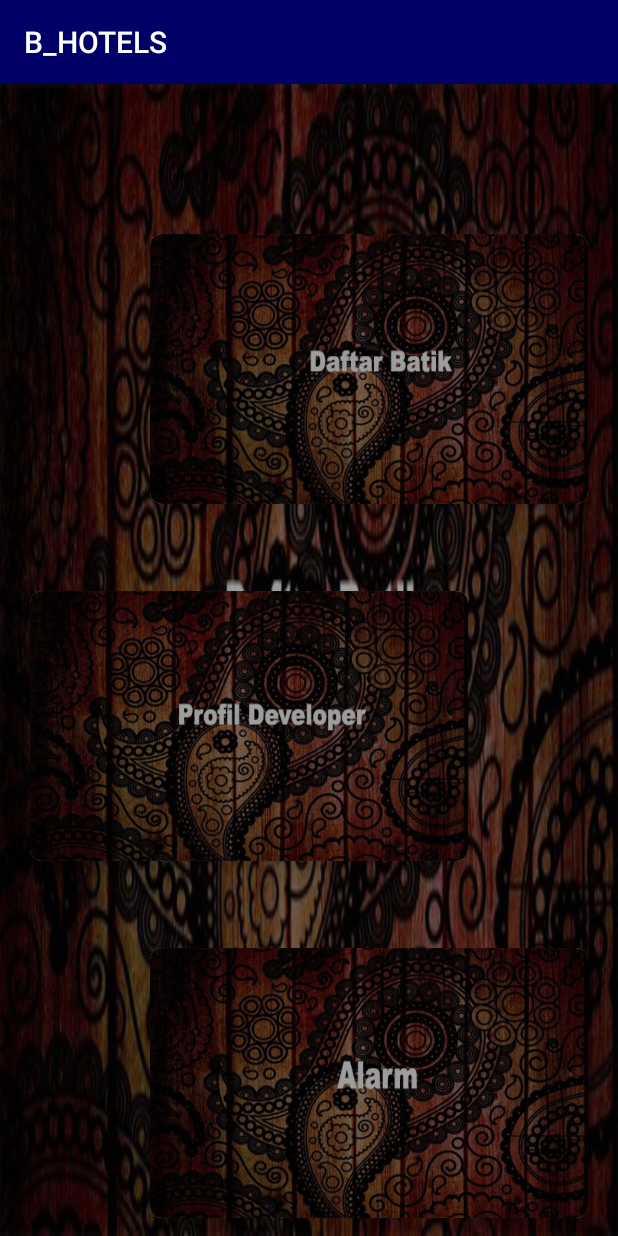
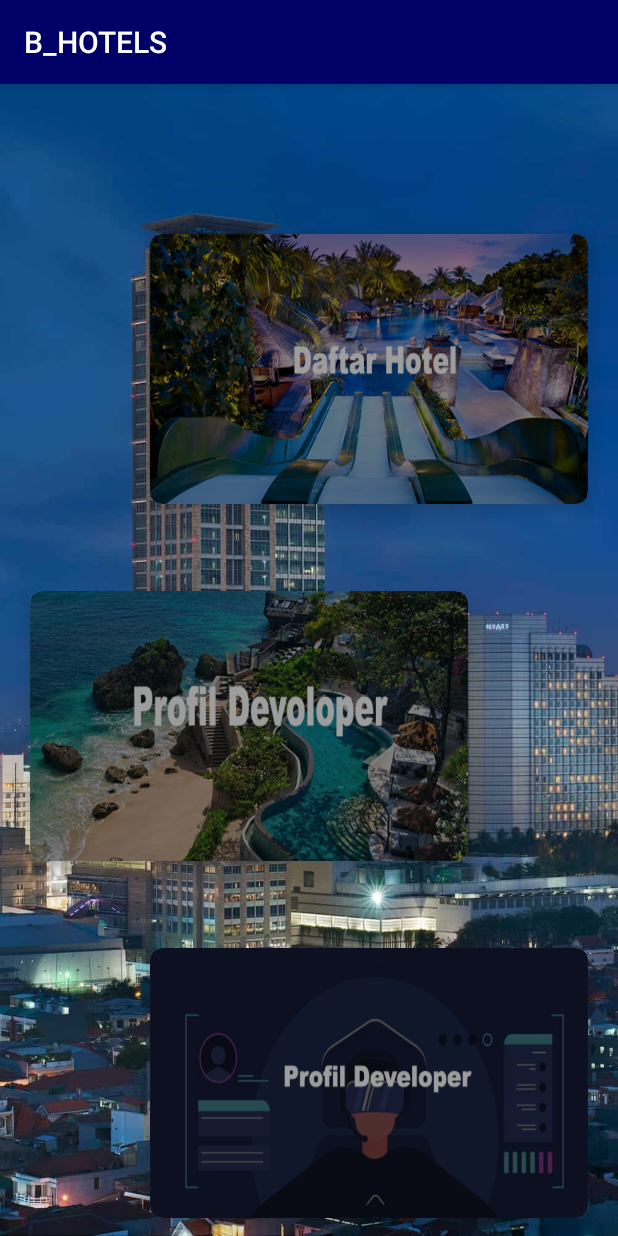
Before and after one commit to 27Breads/B_HOTELS, an Android app: the screen it shows after launch (MainActivity), on a phone screen of 412 x 824 dp. Run offline under Robolectric (Android 15) with nearby library versions, the phone set to English and light mode, and no system bars.

Commit message:
tambah gambar

```diff
--- a/app/src/main/res/layout/activity_main.xml
+++ b/app/src/main/res/layout/activity_main.xml
@@ -6,7 +6,7 @@
     android:layout_height="match_parent"
     android:orientation="vertical"
     tools:context=".MainActivity"
-    android:background="@drawable/kartu1">
+    android:background="@drawable/latar_utama">
 
     <ScrollView
         android:layout_width="match_parent"
```
Also changed, not shown: app/src/main/res/drawable/kartu1.jpeg (deleted), app/src/main/res/drawable/kartu1.png (added), app/src/main/res/drawable/kartu2.jpeg (deleted), app/src/main/res/drawable/kartu2.png (added), app/src/main/res/drawable/kartu3.jpeg (deleted), app/src/main/res/drawable/kartu3.png (added), app/src/main/res/drawable/latar_utama.jpg.
